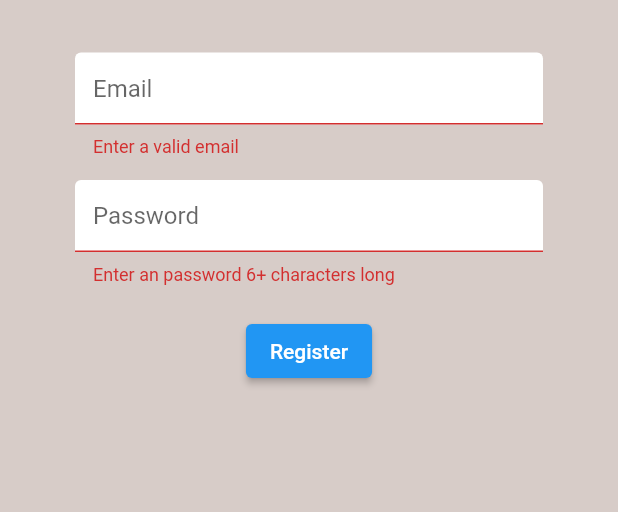
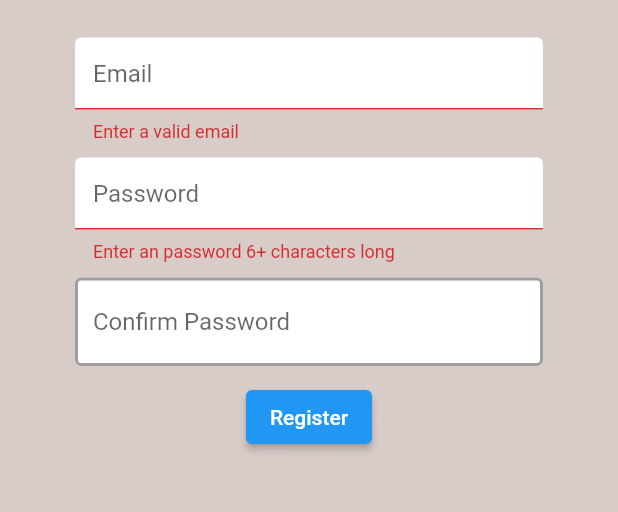
Before and after one commit to mzeiger/brew_crew, a Flutter app: the Register screen opened directly with empty values, after a tap on "Register", on a phone screen of 412 x 824 dp, the part 84-596 px from its top. Run offline on Flutter 3.47's test engine with Material 2 defaults, Android fonts, the phone set to English and light mode, and no system bars; our stand-ins replace email_validator, firebase_auth, firebase_core, flutter_spinkit; accounts and stored records are empty.

Commit message:
Implemented a spinner to show lag in registring or signin. In register screen put in a confirm password textbox

```diff
--- a/lib/screens/authenticate/register.dart
+++ b/lib/screens/authenticate/register.dart
@@ -1,7 +1,7 @@
 import 'package:brew_crewirebase/services/auth.dart';
+import 'package:brew_crewirebase/shared/loading.dart';
 import 'package:flutter/material.dart';
 import 'package:email_validator/email_validator.dart';
-
 import '../../shared/constants.dart';
 
 class Register extends StatefulWidget {
@@ -15,15 +15,18 @@ class Register extends StatefulWidget {
 class _RegisterState extends State<Register> {
   final AuthService _auth = AuthService();
   final _formKey = GlobalKey<FormState>();
+  final TextEditingController _firstPWD = TextEditingController();
+  final TextEditingController _matchingPWD = TextEditingController();
 
   // text field state
   String email = "";
   String password = "";
   String error = "";
+  bool loading = false;
 
   @override
   Widget build(BuildContext context) {
-    return Scaffold(
+    return loading ? const Loading() : Scaffold(
             backgroundColor: Colors.brown[100],
             appBar: AppBar(
               backgroundColor: Colors.brown[400],
@@ -50,7 +53,7 @@ class _RegisterState extends State<Register> {
             ),
             body: Container(
               padding: const EdgeInsets.symmetric(
-          vertical: 20,
+                vertical: 10,
                 horizontal: 50,
               ),
               child: Form(
@@ -72,9 +75,10 @@ class _RegisterState extends State<Register> {
                       },
                     ),
                     const SizedBox(
-                height: 15,
+                      height: 10,
                     ),
                     TextFormField(
+                      controller: _firstPWD,
                       decoration: textInputDecoration.copyWith(
                         hintText: 'Password',
                       ),
@@ -86,16 +90,37 @@ class _RegisterState extends State<Register> {
                       },
                     ),
                     const SizedBox(
-                height: 20,
+                      height: 10,
+                    ),
+                    TextFormField(
+                        controller: _matchingPWD,
+                        decoration: textInputDecoration.copyWith(
+                          hintText: 'Confirm Password',
+                        ),
+                        validator: (val) {
+                          if (_firstPWD.text != _matchingPWD.text) {
+                            return "Passwords do not match";
+                          } else {
+                            return null;
+                          }
+                        },
+                        obscureText: true,
+                        onChanged: (val) {
+                          setState(() => _confirmPassword = val);
+                        }),
+                    const SizedBox(
+                      height: 10,
                     ),
                     ElevatedButton(
                       onPressed: () async {
                         if (_formKey.currentState!.validate()) {
+                          setState(() => loading = true);
                           dynamic result =
                               await _auth.registerWithEmailAndPassword(email, password);
                           if (result == null) {
                             setState(() {
                               error = "Registration failed!!!";
+                              loading = false;
                             });
                           }
                         } else {
--- a/pubspec.yaml
+++ b/pubspec.yaml
@@ -39,6 +39,7 @@ dependencies:
   firebase_core:
   provider:
   email_validator:
+  flutter_spinkit:
 
 dev_dependencies:
   flutter_test:
```
Also changed, not shown: lib/screens/authenticate/sign_in.dart (+6 -2 lines), lib/shared/loading.dart (added, +19 -0 lines). Lines whose indentation alone changed are shown as unchanged.
